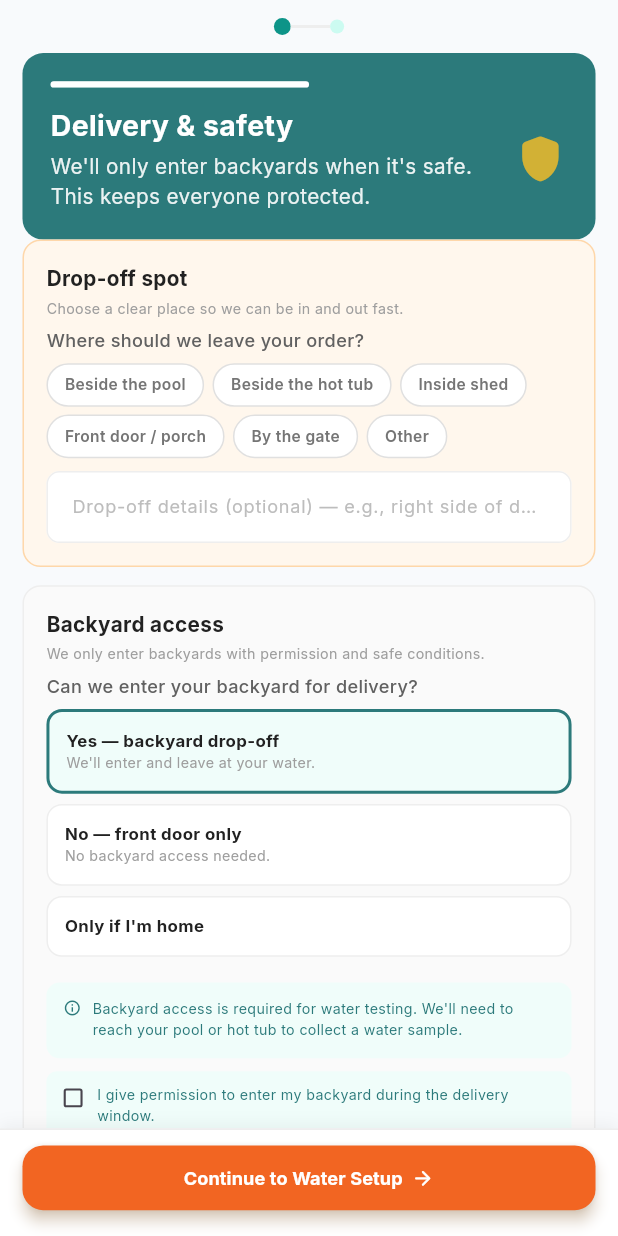
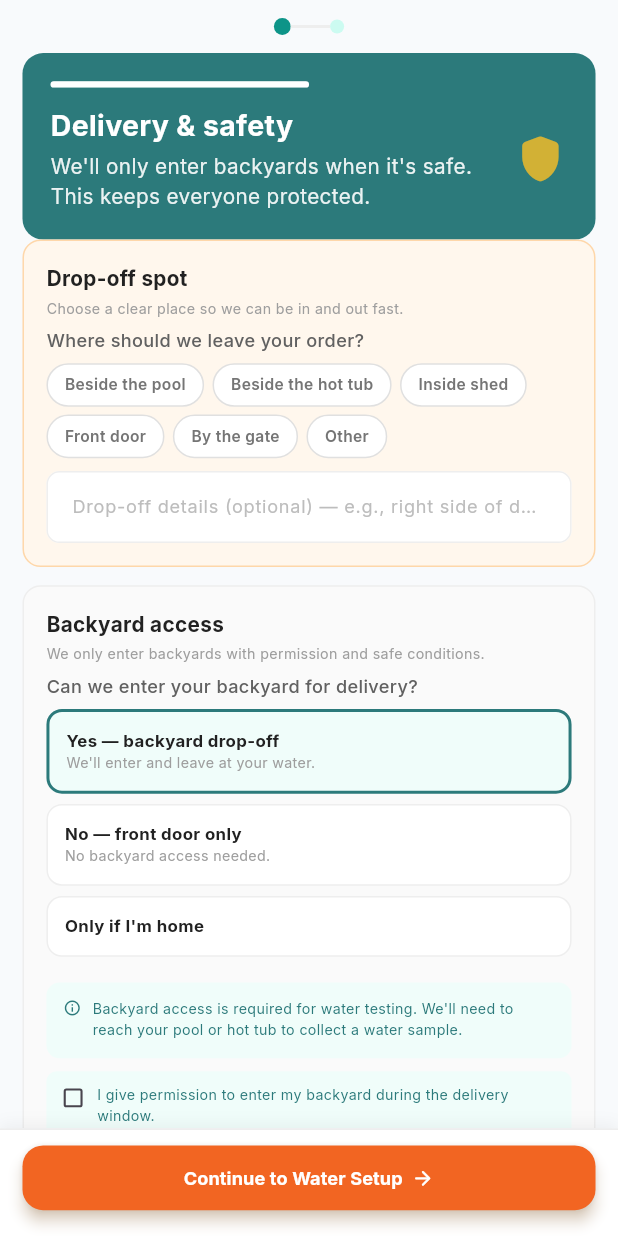
Before and after one commit to AhadQureshi99/retro_route-main, a Flutter app: the PostSignupSetupScreen screen opened by its route, after a tap on "Yes — backyard drop-off", on a phone screen of 412 x 824 dp. Run offline on Flutter 3.47's test engine with Material 3 defaults, Android fonts, the phone set to English and light mode, and no system bars; our stand-ins replace cached_network_image, carousel_slider, confetti, curved_navigation_bar, dropdown_button2, firebase_core and 17 more; missing offline and left inert: flutter_stripe; accounts and stored records are empty.

Commit message:
feat: Update delivery options and improve validation for gate location

```diff
--- a/lib/view/auth/setup/delivery_safety_screen.dart
+++ b/lib/view/auth/setup/delivery_safety_screen.dart
@@ -17,7 +17,7 @@ const _dropOffOptions = [
   'Beside the pool',
   'Beside the hot tub',
   'Inside shed',
-  'Front door / porch',
+  'Front door',
   'By the gate',
   'Other',
 ];
@@ -338,7 +338,8 @@ class DeliverySafetySectionState extends State<DeliverySafetySection> {
         _showSnack('Please select how we get in.');
         return false;
       }
-      if (data.gateEntry.gateLocation.trim().isEmpty) {
+      if (data.gateEntry.accessMethod != 'noGate' &&
+          data.gateEntry.gateLocation.trim().isEmpty) {
         setState(() => _validationError = 'gate');
         _showSnack('Please select gate location.');
         return false;
@@ -775,6 +776,8 @@ class DeliverySafetySectionState extends State<DeliverySafetySection> {
                       selected: d.dogSafety.dogsContained == 'no',
                       onTap: () => _update(
                         (s) => s.copyWith(
+                          backyardAccess: 'no',
+                          dropOffSpot: 'Front door',
                           dogSafety: s.dogSafety.copyWith(dogsContained: 'no'),
                         ),
                       ),
@@ -784,6 +787,8 @@ class DeliverySafetySectionState extends State<DeliverySafetySection> {
                       selected: d.dogSafety.dogsContained == 'notSure',
                       onTap: () => _update(
                         (s) => s.copyWith(
+                          backyardAccess: 'no',
+                          dropOffSpot: 'Front door',
                           dogSafety: s.dogSafety.copyWith(
                             dogsContained: 'notSure',
                           ),
--- a/lib/view/profile/my_profile_view.dart
+++ b/lib/view/profile/my_profile_view.dart
@@ -219,7 +219,7 @@ class _MyProfileScreenState extends ConsumerState<MyProfileScreen> {
             _profileTile(
               icon: Icons.edit_outlined,
               title: "Edit Profile",
-              subtitle: "Update your name, email & photo",
+              subtitle: "Update your name and email",
               onTap: () => goRouter.push(AppRoutes.editProfle),
             ).animate().slideX(
                 begin: -0.4,
--- a/lib/view/profile/widgets/delivery_safety_form.dart
+++ b/lib/view/profile/widgets/delivery_safety_form.dart
@@ -461,7 +461,7 @@ class _DeliverySafetyFormState extends State<DeliverySafetyForm> {
                 'Beside the pool',
                 'Beside the hot tub',
                 'Inside shed',
-                'Front door / porch',
+                'Front door',
                 'By the gate',
                 'Other',
               ]
@@ -740,6 +740,8 @@ class _DeliverySafetyFormState extends State<DeliverySafetyForm> {
                     label: "No",
                     selected: d.dogSafety.dogsContained == 'no',
                     onTap: () => _update(d.copyWith(
+                        backyardAccess: 'no',
+                        dropOffSpot: 'Front door',
                         dogSafety:
                             d.dogSafety.copyWith(dogsContained: 'no'))),
                     activeColor: Colors.grey,
@@ -748,6 +750,8 @@ class _DeliverySafetyFormState extends State<DeliverySafetyForm> {
                     label: "Not sure",
                     selected: d.dogSafety.dogsContained == 'notSure',
                     onTap: () => _update(d.copyWith(
+                        backyardAccess: 'no',
+                        dropOffSpot: 'Front door',
                         dogSafety:
                             d.dogSafety.copyWith(dogsContained: 'notSure'))),
                     activeColor: Colors.grey,
```
Also changed, not shown: lib/view/driver/driver_order_detail_view.dart (+6 -1 lines), lib/view/order/orderhistory_view.dart (+14 -26 lines).
